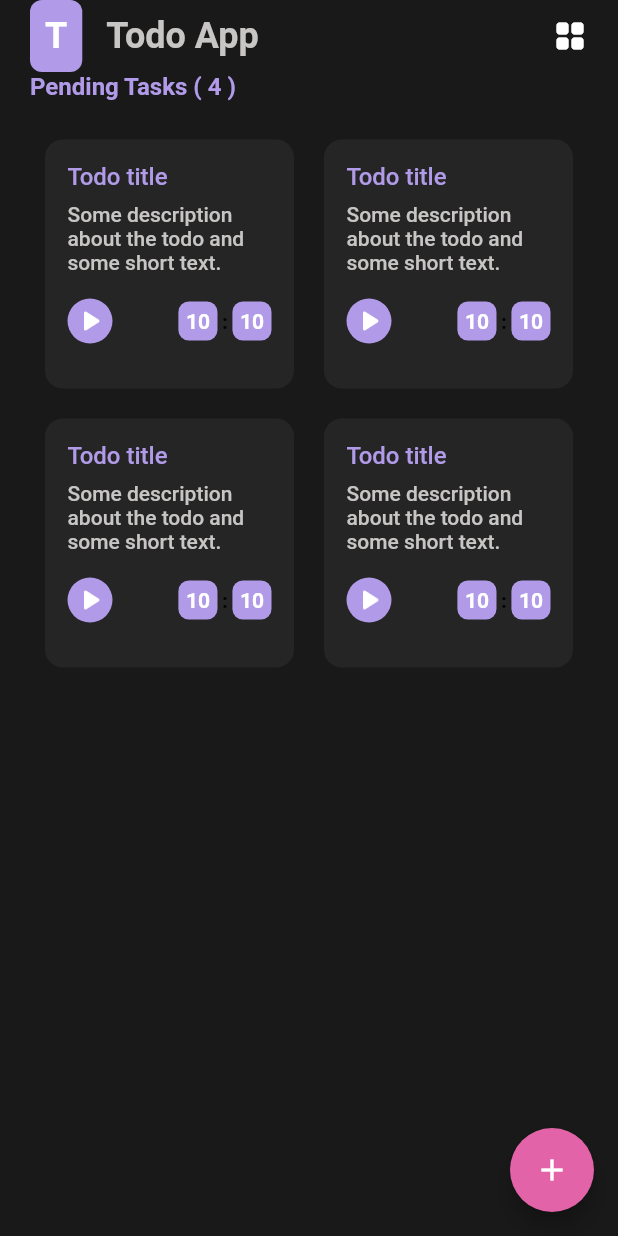
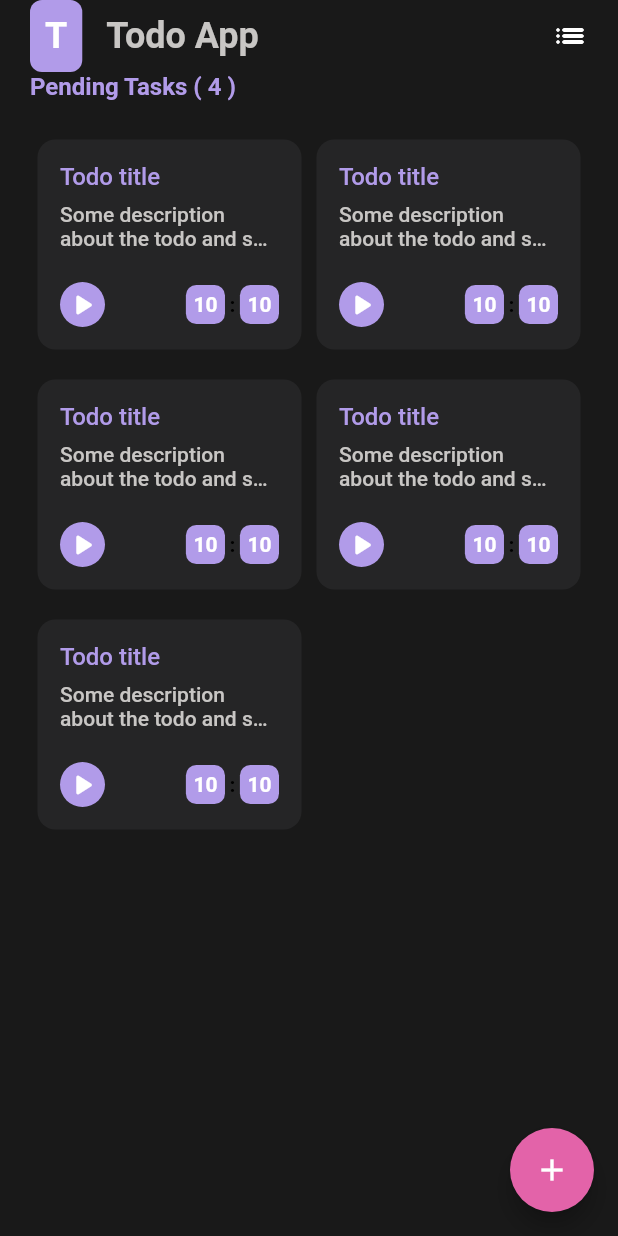
Before and after one commit to Sanchit-Rastogi/todo_app, a Flutter app: the screen it shows after launch, after a tap on the "grid view" icon, on a phone screen of 412 x 824 dp. Run offline on Flutter 3.47's test engine with Material 2 defaults, Android fonts, the phone set to English and light mode, and no system bars; our stand-ins replace auto_route, get_it, google_fonts, slide_countdown, sqflite; accounts and stored records are empty; Roboto replaces fonts that are missing (Urbanist).

Commit message:
UI completed

```diff
--- /dev/null
+++ b/lib/core/viewmodels/home_model.dart
@@ -0,0 +1,10 @@
+import 'package:flutter/material.dart';
+
+class HomeModel extends ChangeNotifier {
+  int gridCount = 1;
+
+  void alterGridCount(){
+    gridCount = gridCount == 1 ? 2 : 1;
+    notifyListeners();
+  }
+}
--- /dev/null
+++ b/lib/locator.dart
@@ -0,0 +1,9 @@
+import 'package:get_it/get_it.dart';
+
+import 'core/viewmodels/home_model.dart';
+
+GetIt locator = GetIt.instance;
+
+void setUpLocator() {
+  locator.registerFactory(() => HomeModel());
+}
--- a/lib/main.dart
+++ b/lib/main.dart
@@ -1,21 +1,27 @@
 import 'package:flutter/material.dart';
-import 'package:todo_assign/ui/screens/home.dart';
+import 'package:todo_assign/locator.dart';
 import 'package:todo_assign/ui/shared/app_theme.dart';
 
+import 'ui/routes/router.gr.dart';
+
 void main() {
-  runApp(const MyApp());
+  setUpLocator();
+  runApp(MyApp());
 }
 
 class MyApp extends StatelessWidget {
-  const MyApp({Key? key}) : super(key: key);
+  MyApp({Key? key}) : super(key: key);
+
+  final _appRouter = AppRouter();
 
   @override
   Widget build(BuildContext context) {
-    return MaterialApp(
+    return MaterialApp.router(
+      routerDelegate: _appRouter.delegate(),
+      routeInformationParser: _appRouter.defaultRouteParser(),
       title: 'Todo Assignment',
       debugShowCheckedModeBanner: false,
       theme: AppTheme.darkTheme,
-      home: const HomeScreen(),
     );
   }
 }
--- a/lib/ui/screens/home.dart
+++ b/lib/ui/screens/home.dart
@@ -1,5 +1,10 @@
+import 'package:auto_route/auto_route.dart';
 import 'package:flutter/material.dart';
+import 'package:provider/provider.dart';
 import 'package:slide_countdown/slide_countdown.dart';
+import 'package:todo_assign/core/viewmodels/home_model.dart';
+import 'package:todo_assign/locator.dart';
+import 'package:todo_assign/ui/routes/router.gr.dart';
 import 'package:todo_assign/ui/shared/colors.dart';
 import 'package:todo_assign/ui/shared/ui_helper.dart';
 
@@ -11,22 +16,35 @@ class HomeScreen extends StatefulWidget {
 }
 
 class _HomeScreenState extends State<HomeScreen> {
+  var model = locator<HomeModel>();
+
   @override
   Widget build(BuildContext context) {
+    return ChangeNotifierProvider<HomeModel>(
+      create: (context) => model,
+      child: Consumer<HomeModel>(
+        builder: (context, model, child) {
           return Scaffold(
-      body: Column(
+            body: SingleChildScrollView(
+              child: Column(
                 crossAxisAlignment: CrossAxisAlignment.start,
                 children: [
                   topBar(),
                   pendingTasks(),
                 ],
               ),
+            ),
             floatingActionButton: FloatingActionButton(
-        onPressed: () {},
+              onPressed: () {
+                AutoRouter.of(context).push(const AddScreenRoute());
+              },
               child: const Icon(
                 Icons.add,
                 color: UIColors.backgroundColorLight,
               ),
+            ),
+          );
+        },
       ),
     );
   }
@@ -51,10 +69,12 @@ class _HomeScreenState extends State<HomeScreen> {
             physics: const BouncingScrollPhysics(),
             padding: const EdgeInsets.all(0),
             shrinkWrap: true,
-            gridDelegate: const SliverGridDelegateWithFixedCrossAxisCount(
-              crossAxisCount: 2,
+            gridDelegate: SliverGridDelegateWithFixedCrossAxisCount(
+              crossAxisCount: model.gridCount,
+              mainAxisExtent: 160,
             ),
             children: [
+              todoCard(),
               todoCard(),
               todoCard(),
               todoCard(),
@@ -68,7 +88,10 @@ class _HomeScreenState extends State<HomeScreen> {
 
   Widget todoCard() {
     return Container(
-      margin: const EdgeInsets.all(10),
+      margin: const EdgeInsets.symmetric(
+        vertical: 10,
+        horizontal: 5,
+      ),
       width: MediaQuery.of(context).size.width,
       padding: const EdgeInsets.all(15),
       decoration: BoxDecoration(
@@ -76,6 +99,10 @@ class _HomeScreenState extends State<HomeScreen> {
         borderRadius: BorderRadius.circular(12),
       ),
       child: Column(
+        crossAxisAlignment: CrossAxisAlignment.start,
+        mainAxisAlignment: MainAxisAlignment.spaceBetween,
+        children: [
+          Column(
             crossAxisAlignment: CrossAxisAlignment.start,
             children: [
               Text(
@@ -90,8 +117,10 @@ class _HomeScreenState extends State<HomeScreen> {
               Text(
                 'Some description about the todo and some short text.',
                 style: Theme.of(context).textTheme.bodyText1,
-            maxLines: 3,
+                maxLines: 2,
                 overflow: TextOverflow.ellipsis,
+              ),
+            ],
           ),
           UIHelper.verticalSpaceMedium,
           Row(
@@ -165,9 +194,15 @@ class _HomeScreenState extends State<HomeScreen> {
           Container(
             margin: const EdgeInsets.only(right: 20),
             child: GestureDetector(
-              onTap: () {},
-              child: const Icon(
+              onTap: () {
+                model.alterGridCount();
+              },
+              child: model.gridCount == 1
+                  ? const Icon(
                       Icons.grid_view_rounded,
+                    )
+                  : const Icon(
+                      Icons.list_rounded,
                     ),
             ),
           ),
--- a/lib/ui/shared/app_theme.dart
+++ b/lib/ui/shared/app_theme.dart
@@ -134,7 +134,9 @@ class AppTheme {
         ),
         appBarTheme: AppBarTheme(
           color: UIColors.backgroundColorDark,
-          iconTheme: const IconThemeData(color: Colors.white),
+          iconTheme: const IconThemeData(
+            color: UIColors.primaryColorDark,
+          ),
           titleTextStyle: GoogleFonts.poppins(
             textStyle: const TextStyle(
               color: Colors.white,
```
Also changed, not shown: lib/core/db/todo_db.dart (added, +40 -0 lines), lib/core/models/todo.dart (added, +72 -0 lines), lib/ui/routes/router.dart (added, +11 -0 lines), lib/ui/screens/add.dart (added, +78 -0 lines), pubspec.yaml (+8 -0 lines), lib/ui/routes/router.gr.dart (added), pubspec.lock, 2 other files. Lines whose indentation alone changed are shown as unchanged.
